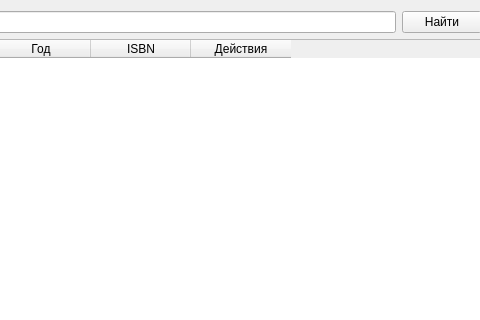
Before: the Qt Designer form ui/forms/book_list_widget.ui in ivankrtulgu/kurs_kod_MTP_6_sem, drawn with Qt 5; both pictures show x 321 to 801 and y 0 to 320 of the 900 by 600 pixel window.
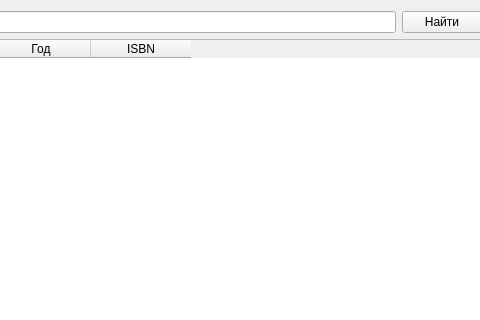
After: the same form once the commit is applied.

What changed in the file:
```diff
--- a/ui/forms/book_list_widget.ui
+++ b/ui/forms/book_list_widget.ui
@@ -92,11 +92,6 @@
        <string>ISBN</string>
       </property>
      </column>
-     <column>
-      <property name="text">
-       <string>Действия</string>
-      </property>
-     </column>
     </widget>
    </item>
    
```
